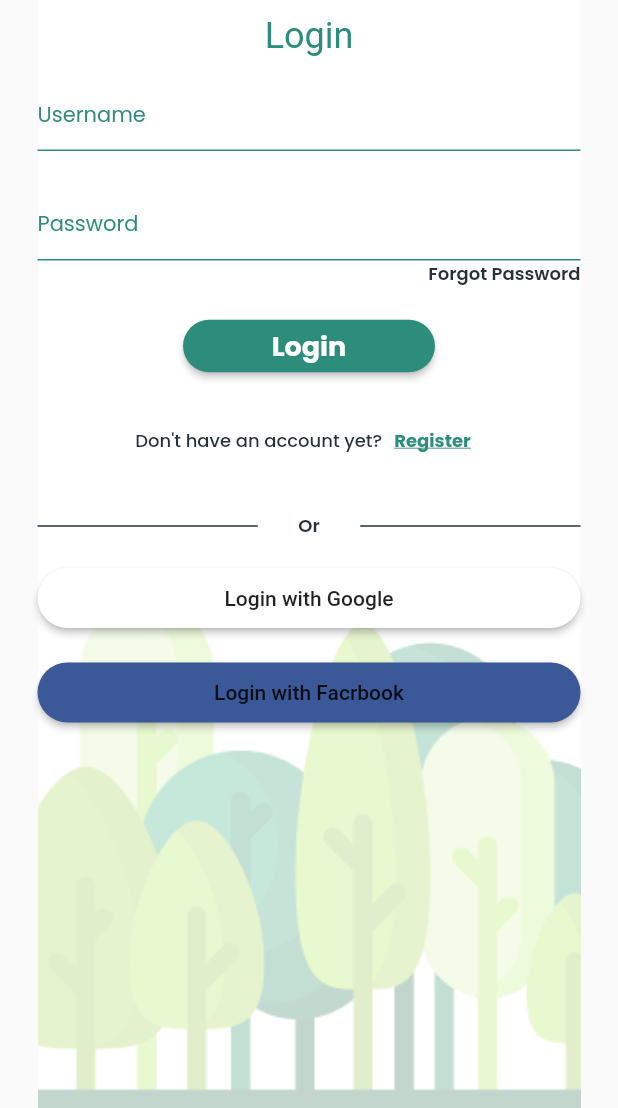
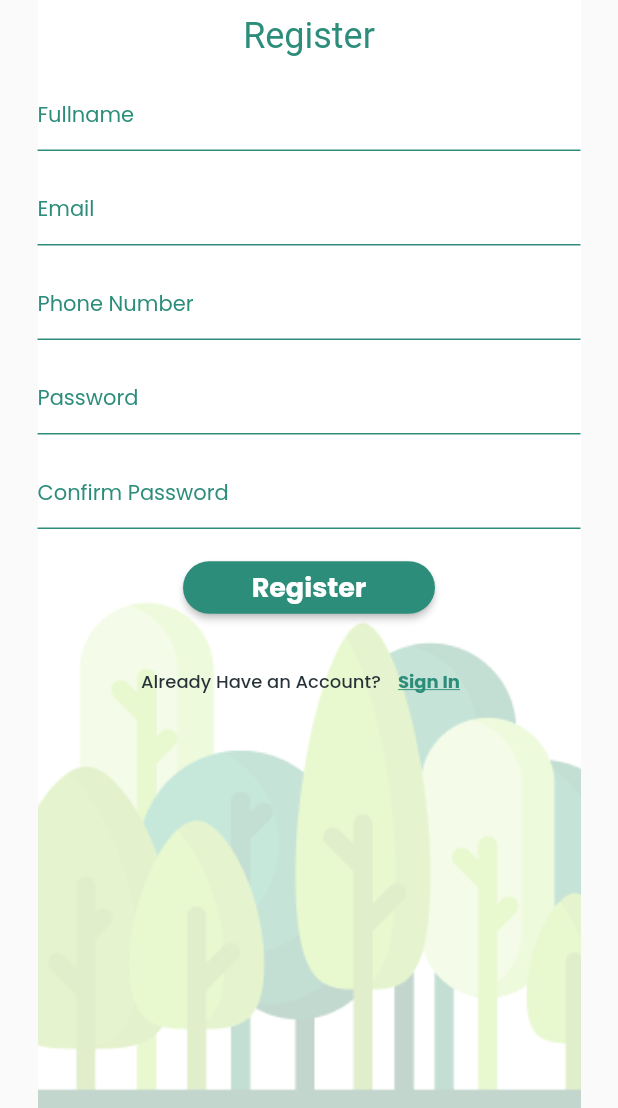
Before and after one commit to DanishMaula/U-LessTrash, a Flutter app: the screen it shows after launch, after a tap on "Register", on a phone screen of 412 x 824 dp, the part 128-1236 px from its top. Run offline on Flutter 3.47's test engine with Material 2 defaults, Android fonts, the phone set to English and light mode, and no system bars; our stand-ins replace google_fonts; Roboto replaces fonts that are missing (Aclonica).

Commit message:
add register screen

```diff
--- a/lib/main.dart
+++ b/lib/main.dart
@@ -1,5 +1,7 @@
 import 'package:flutter/material.dart';
 import 'package:u_less_trash/pages/home_page.dart';
+import 'package:u_less_trash/pages/login_page.dart';
+import 'package:u_less_trash/pages/register_page.dart';
 import 'package:u_less_trash/pages/splash_screen.dart';
 
 void main() {
@@ -11,8 +13,13 @@ class MyApp extends StatelessWidget {
 
   @override
   Widget build(BuildContext context) {
-    return const MaterialApp(
-      home: SplashScreen(),
+    return  MaterialApp(
+      initialRoute: '/login',
+      debugShowCheckedModeBanner: false,
+      routes: {
+        '/login':(context) => const LoginPage(),
+        '/register': (context) => const RegisterPage(),
+      },
     );
   }
 }
--- a/lib/pages/login_page.dart
+++ b/lib/pages/login_page.dart
@@ -100,7 +100,10 @@ class _LoginPageState extends State<LoginPage> {
                     style: dontHA,
                   ),
                   TextButton(
-                    onPressed: () {},
+                    onPressed: () {
+                      Navigator.pushNamed(context, '/register');
+
+                    },
                     child: Text('Register', style: textRegister),
                   ),
                 ],
@@ -133,9 +136,20 @@ class _LoginPageState extends State<LoginPage> {
                   minWidth: MediaQuery.of(context).size.width,
                   height: 40,
                   onPressed: () {},
-                  child: Text(
-                    'Login with Google',
-
+                  child: Row(
+                    mainAxisAlignment: MainAxisAlignment.center,
+                    children: [
+                      Image.asset(
+                        'assets/images/logo_google.png',
+                        width: 20,
+                        height: 20,
+                      ),
+                      const SizedBox(width: 10),
+                      Text(
+                        'Login with Google',
+                        style: loginGoogle,
+                      ),
+                    ],
                   )),
               const SizedBox(height: 15),
               MaterialButton(
@@ -146,9 +160,21 @@ class _LoginPageState extends State<LoginPage> {
                   minWidth: MediaQuery.of(context).size.width,
                   height: 40,
                   onPressed: () {},
-                  child: Text(
-                    'Login with Facrbook',
+                  child: Row(
+                    mainAxisAlignment: MainAxisAlignment.center,
+                    children: [
+                      Image.asset(
+                        'assets/images/logo_facebook.png',
+                        width: 20,
+                        height: 20,
+                      ),
+                      const SizedBox(width: 10),
+                      Text(
+                        'Login with Facebook',
+                        style: loginFacebook,
 
+                      ),
+                    ],
                   )),
             ],
           ),
--- /dev/null
+++ b/lib/pages/register_page.dart
@@ -0,0 +1,164 @@
+import 'package:flutter/material.dart';
+import 'package:flutter/src/widgets/container.dart';
+import 'package:flutter/src/widgets/framework.dart';
+
+import '../utils/utils.dart';
+
+class RegisterPage extends StatefulWidget {
+  const RegisterPage({super.key});
+
+  @override
+  State<RegisterPage> createState() => _RegisterPageState();
+}
+
+class _RegisterPageState extends State<RegisterPage> {
+  @override
+  Widget build(BuildContext context) {
+    return Scaffold(
+      body: Padding(
+        padding: const EdgeInsets.only(left: 25, right: 25, top: 50),
+        child: Container(
+          decoration: const BoxDecoration(
+            image: DecorationImage(
+              image: AssetImage(
+                'assets/images/logreg_bg.png',
+              ),
+              fit: BoxFit.cover,
+            ),
+          ),
+          child: Column(
+            children: [
+              Center(
+                child: Text(
+                  'U-LessTrash',
+                  style: titlelogReg,
+                ),
+              ),
+              const SizedBox(
+                height: 10,
+              ),
+              Text('Register', style: sublogReg),
+              const SizedBox(height: 15),
+              TextField(
+                decoration: InputDecoration(
+                  hintText: 'Fullname',
+                  hintStyle: textFieldLogReg,
+                  focusedBorder: const UnderlineInputBorder(
+                    borderSide: BorderSide(
+                      color: Color(0xff2D8D7B),
+                    ),
+                  ),
+                  enabledBorder: const UnderlineInputBorder(
+                    borderSide: BorderSide(
+                      color: Color(0xff2D8D7B),
+                    ),
+                  ),
+                ),
+              ),
+              const SizedBox(height: 15),
+              TextField(
+                decoration: InputDecoration(
+                  hintText: 'Email',
+                  hintStyle: textFieldLogReg,
+                  focusedBorder: const UnderlineInputBorder(
+                    borderSide: BorderSide(
+                      color: Color(0xff2D8D7B),
+                    ),
+                  ),
+                  enabledBorder: const UnderlineInputBorder(
+                    borderSide: BorderSide(
+                      color: Color(0xff2D8D7B),
+                    ),
+                  ),
+                ),
+              ),
+              const SizedBox(height: 15),
+             TextField(
+                decoration: InputDecoration(
+                  hintText: 'Phone Number',
+                  hintStyle: textFieldLogReg,
+                  focusedBorder: const UnderlineInputBorder(
+                    borderSide: BorderSide(
+                      color: Color(0xff2D8D7B),
+                    ),
+                  ),
+                  enabledBorder: const UnderlineInputBorder(
+                    borderSide: BorderSide(
+                      color: Color(0xff2D8D7B),
+                    ),
+                  ),
+                ),
+              ),
+              const SizedBox(height: 15),
+              TextField(
+                decoration: InputDecoration(
+                  hintText: 'Password',
+                  hintStyle: textFieldLogReg,
+                  focusedBorder: const UnderlineInputBorder(
+                    borderSide: BorderSide(
+                      color: Color(0xff2D8D7B),
+                    ),
+                  ),
+                  enabledBorder: const UnderlineInputBorder(
+                    borderSide: BorderSide(
+                      color: Color(0xff2D8D7B),
+                    ),
+                  ),
+                ),
+              ),
+              const SizedBox(height: 15),
+              TextField(
+                decoration: InputDecoration(
+                  hintText: 'Confirm Password',
+                  hintStyle: textFieldLogReg,
+                  focusedBorder: const UnderlineInputBorder(
+                    borderSide: BorderSide(
+                      color: Color(0xff2D8D7B),
+                    ),
+                  ),
+                  enabledBorder: const UnderlineInputBorder(
+                    borderSide: BorderSide(
+                      color: Color(0xff2D8D7B),
+                    ),
+                  ),
+                ),
+              ),
+              const SizedBox(height: 15),
+              MaterialButton(
+                shape: RoundedRectangleBorder(
+                  borderRadius: BorderRadius.circular(20),
+                ),
+                color: const Color(0xff2D8D7B),
+                height: 35,
+                minWidth: 168,
+                onPressed: (){
+                  Navigator.pushNamed(context, '/login');
+                },
+              child: Text('Register', style: buttonLogin,),),
+              const SizedBox(height: 15,),
+              Row(
+                mainAxisAlignment: MainAxisAlignment.center,
+                children: [
+                  Text(
+                    'Already Have an Account?',
+                    style: dontHA,
+                  ),
+                  TextButton(
+                    onPressed: () {
+                      Navigator.pushNamed(context, '/login');
+
+                    },
+                    child: Text('Sign In', style: textRegister),
+                  ),
+                ],
+              ),
+
+
+
+            ],
+          ),
+        ),
+      ),
+    );
+  }
+}
--- a/lib/utils/utils.dart
+++ b/lib/utils/utils.dart
@@ -40,3 +40,15 @@ TextStyle textRegister = GoogleFonts.poppins(
   decoration: TextDecoration.underline,
   color: const Color(0xff2D8D7B),
 );
+
+TextStyle loginGoogle = GoogleFonts.poppins(
+  fontSize: 16,
+  fontWeight: FontWeight.w500,
+  color: const Color(0xff263238),
+);
+
+TextStyle loginFacebook = GoogleFonts.poppins(
+  fontSize: 16,
+  fontWeight: FontWeight.w500,
+  color: const Color(0xffFFFFFF),
+);
```
